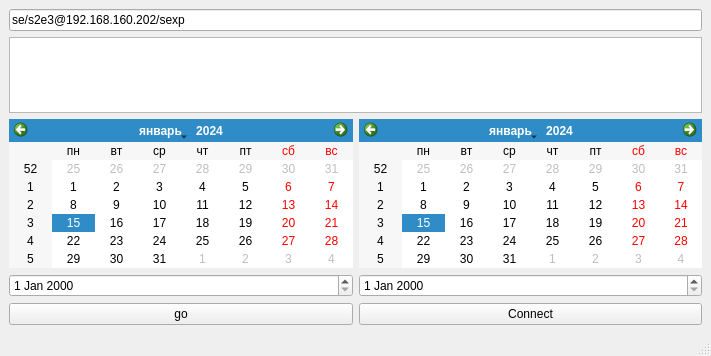
Qt form qtdesigner/untitled.ui (s9gf4ult/projs) before a commit.
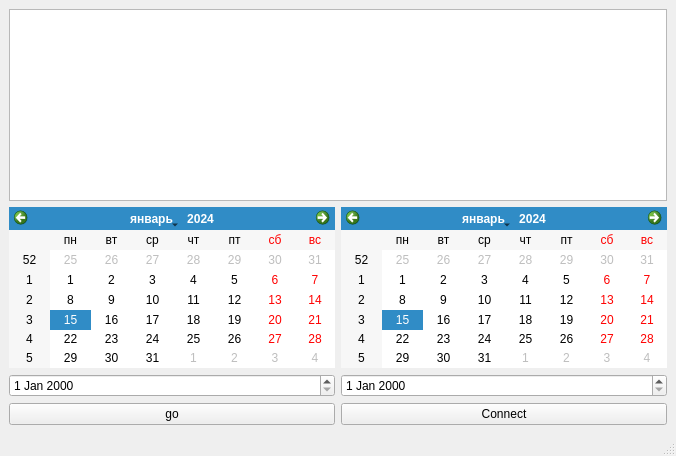
The same form after that commit.

What changed in the file:
```diff
--- a/qtdesigner/untitled.ui
+++ b/qtdesigner/untitled.ui
@@ -6,8 +6,8 @@
    <rect>
     <x>0</x>
     <y>0</y>
-    <width>711</width>
-    <height>356</height>
+    <width>676</width>
+    <height>456</height>
    </rect>
   </property>
   <property name="windowTitle">
@@ -15,41 +15,24 @@
   </property>
   <widget class="QWidget" name="centralwidget">
    <layout class="QGridLayout" name="gridLayout">
-    <item row="5" column="1">
-     <widget class="QDateEdit" name="dateEdit_2"/>
-    </item>
-    <item row="5" column="0">
+    <item row="3" column="0">
      <widget class="QDateEdit" name="dateEdit"/>
     </item>
-    <item row="7" column="0">
+    <item row="5" column="0">
      <widget class="QPushButton" name="pushButton">
       <property name="text">
        <string>go</string>
       </property>
      </widget>
     </item>
-    <item row="1" column="0" colspan="2">
-     <widget class="QLineEdit" name="lineEdit">
-      <property name="text">
-       <string>se/s2e3@192.168.160.202/sexp</string>
-      </property>
-     </widget>
-    </item>
-    <item row="3" column="1">
-     <widget class="QCalendarWidget" name="calendarWidget_2">
-      <property name="locale">
-       <locale language="Russian" country="RussianFederation"/>
-      </property>
-     </widget>
-    </item>
-    <item row="3" column="0">
+    <item row="1" column="0">
      <widget class="QCalendarWidget" name="calendarWidget">
       <property name="locale">
        <locale language="Russian" country="RussianFederation"/>
       </property>
      </widget>
     </item>
-    <item row="2" column="0" colspan="2">
+    <item row="0" column="0" colspan="2">
      <widget class="QListWidget" name="listWidget">
       <property name="cursor" stdset="0">
        <cursorShape>PointingHandCursor</cursorShape>
@@ -59,7 +42,17 @@
       </property>
      </widget>
     </item>
-    <item row="7" column="1">
+    <item row="1" column="1">
+     <widget class="QCalendarWidget" name="calendarWidget_2">
+      <property name="locale">
+       <locale language="Russian" country="RussianFederation"/>
+      </property>
+     </widget>
+    </item>
+    <item row="3" column="1">
+     <widget class="QDateEdit" name="dateEdit_2"/>
+    </item>
+    <item row="5" column="1">
      <widget class="QPushButton" name="connectButton">
       <property name="text">
        <string>Connect</string>
```
Left out of the diff: 4 changed lines with no effect on the pictures.
